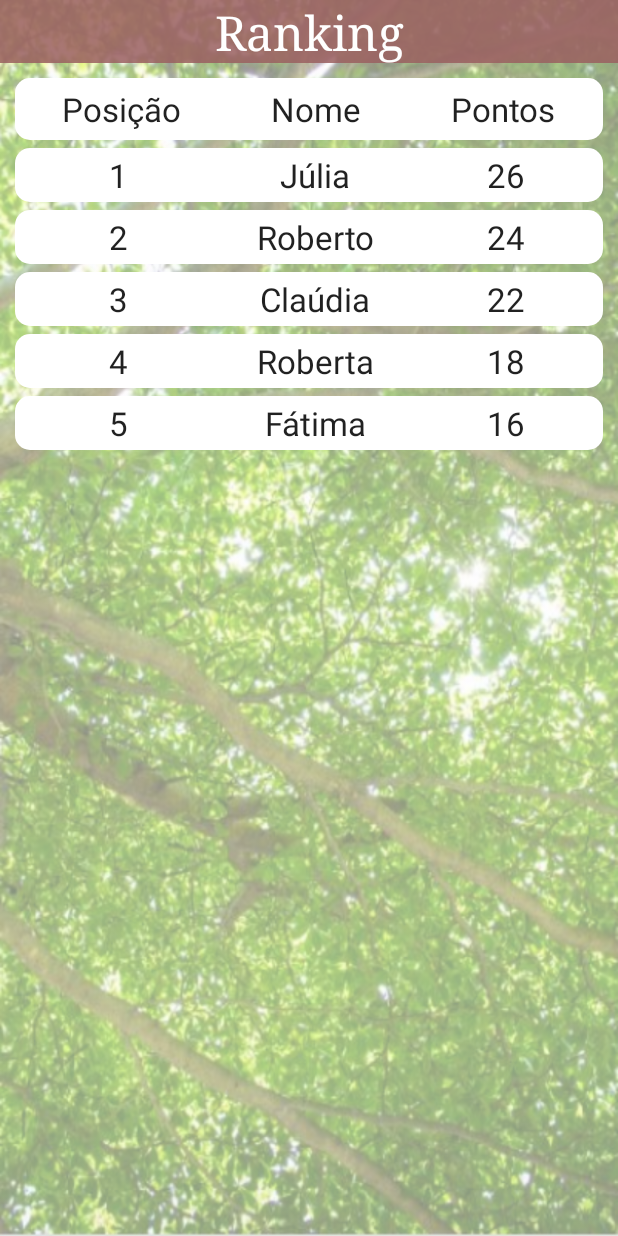
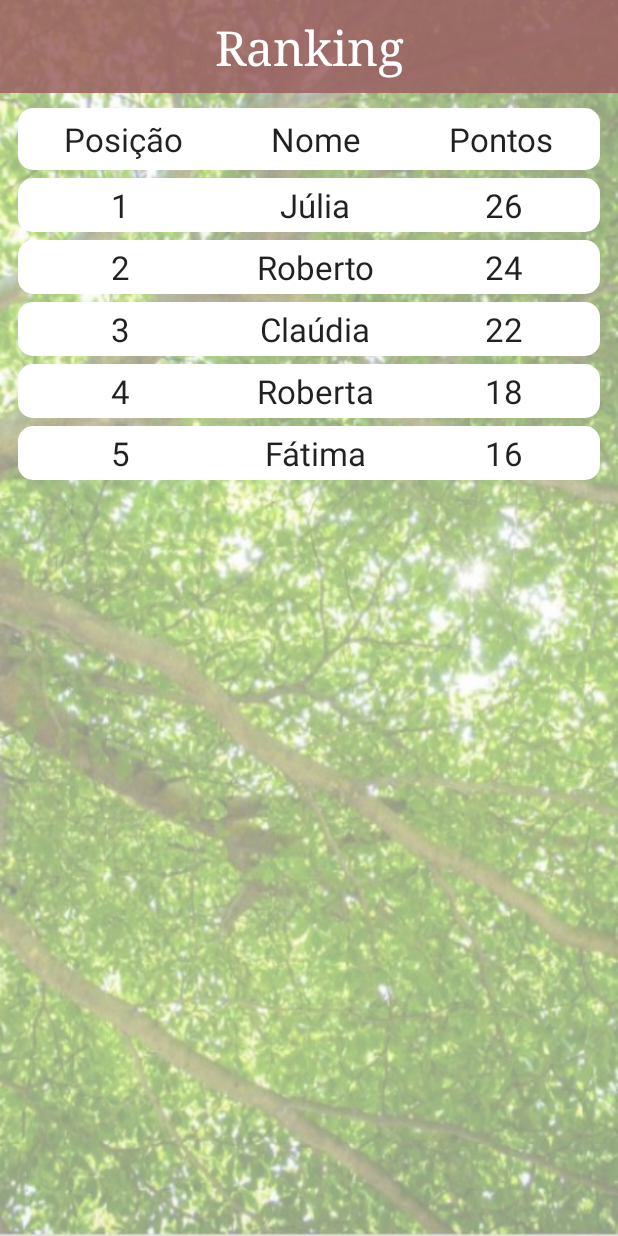
Before and after one commit to lucascoutinholc/AppPlanteUmaArvore, an Android app: the QuartaActivity screen opened directly, with no data from a screen before it, on a phone screen of 412 x 824 dp. Run offline under Robolectric (Android 15) with nearby library versions, the phone set to English and light mode, and no system bars.

Commit message:
Update layouts for first and fourth screens

```diff
--- a/app/src/main/res/layout/activity_main.xml
+++ b/app/src/main/res/layout/activity_main.xml
@@ -30,7 +30,7 @@
             android:layout_width="match_parent"
             android:layout_height="50dp"
             android:layout_marginLeft="40dp"
-            android:layout_marginTop="100dp"
+            android:layout_marginTop="50dp"
             android:layout_marginRight="40dp"
             android:layout_marginBottom="5dp"
             android:background="@drawable/campos"
--- a/app/src/main/res/layout/activity_quarta.xml
+++ b/app/src/main/res/layout/activity_quarta.xml
@@ -19,7 +19,8 @@
         android:text="@string/ranking"
         android:textAppearance="@style/TextAppearance.AppCompat.Large"
         android:textColor="@color/white"
-        android:textSize="32sp"/>
+        android:textSize="32sp"
+        android:padding="10sp"/>
 
     <TableLayout
         android:layout_width="match_parent"
@@ -30,8 +31,8 @@
             android:layout_width="match_parent"
             android:layout_height="wrap_content"
             android:background="@drawable/campos"
-            android:layout_marginLeft="10sp"
-            android:layout_marginRight="10sp"
+            android:layout_marginLeft="12sp"
+            android:layout_marginRight="12sp"
             android:layout_marginTop="10sp"
             android:padding="6sp">
 
@@ -64,8 +65,8 @@
             android:layout_width="match_parent"
             android:layout_height="wrap_content"
             android:background="@drawable/campos"
-            android:layout_marginLeft="10sp"
-            android:layout_marginRight="10sp"
+            android:layout_marginLeft="12sp"
+            android:layout_marginRight="12sp"
             android:layout_marginTop="5dp"
             android:padding="3sp">
 
@@ -98,8 +99,8 @@
             android:layout_width="match_parent"
             android:layout_height="wrap_content"
             android:background="@drawable/campos"
-            android:layout_marginLeft="10sp"
-            android:layout_marginRight="10sp"
+            android:layout_marginLeft="12sp"
+            android:layout_marginRight="12sp"
             android:layout_marginTop="5dp"
             android:padding="3sp">
 
@@ -132,8 +133,8 @@
             android:layout_width="match_parent"
             android:layout_height="wrap_content"
             android:background="@drawable/campos"
-            android:layout_marginLeft="10sp"
-            android:layout_marginRight="10sp"
+            android:layout_marginLeft="12sp"
+            android:layout_marginRight="12sp"
             android:layout_marginTop="5dp"
             android:padding="3sp">
 
@@ -166,8 +167,8 @@
             android:layout_width="match_parent"
             android:layout_height="wrap_content"
             android:background="@drawable/campos"
-            android:layout_marginLeft="10sp"
-            android:layout_marginRight="10sp"
+            android:layout_marginLeft="12sp"
+            android:layout_marginRight="12sp"
             android:layout_marginTop="5dp"
             android:padding="3sp">
 
@@ -200,8 +201,8 @@
             android:layout_width="match_parent"
             android:layout_height="wrap_content"
             android:background="@drawable/campos"
-            android:layout_marginLeft="10sp"
-            android:layout_marginRight="10sp"
+            android:layout_marginLeft="12sp"
+            android:layout_marginRight="12sp"
             android:layout_marginTop="5dp"
             android:padding="3sp">
 
```
